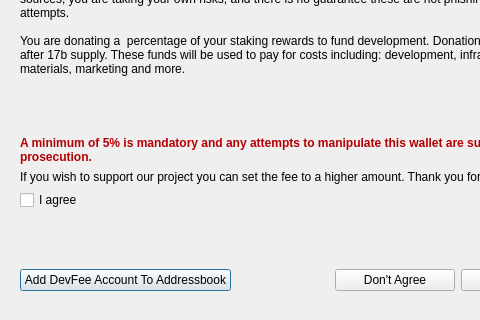
Before: the Qt Designer form src/qt/forms/disclaimer.ui in BUZZCOINproject/buzzcoin, drawn with Qt 5; both pictures show x 0 to 480 and y 180 to 500 of the 590 by 500 pixel window.
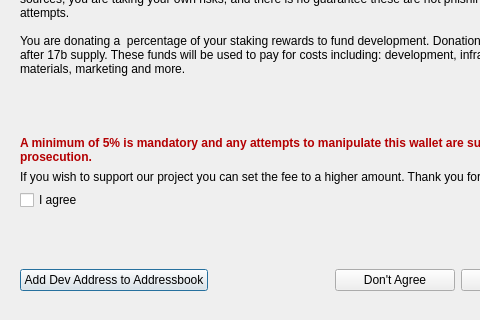
After: the same form once the commit is applied.

Commit message: fix text for add address fee

The edit to the form file:
```diff
--- a/src/qt/forms/disclaimer.ui
+++ b/src/qt/forms/disclaimer.ui
@@ -171,7 +171,7 @@
       <item>
        <widget class="QPushButton" name="bPAddDevFeeAccount">
         <property name="text">
-         <string>Add DevFee Account To Addressbook</string>
+         <string>Add Dev Address to Addressbook</string>
         </property>
        </widget>
       </item>
```
